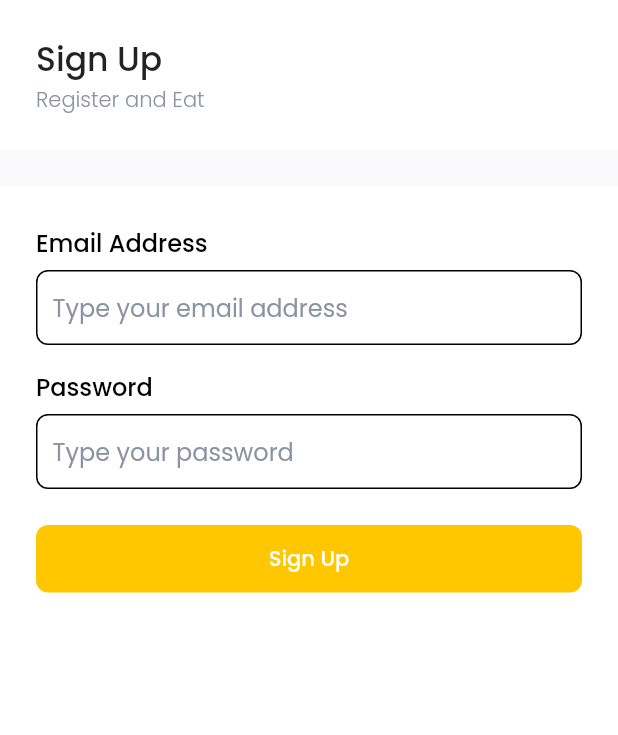
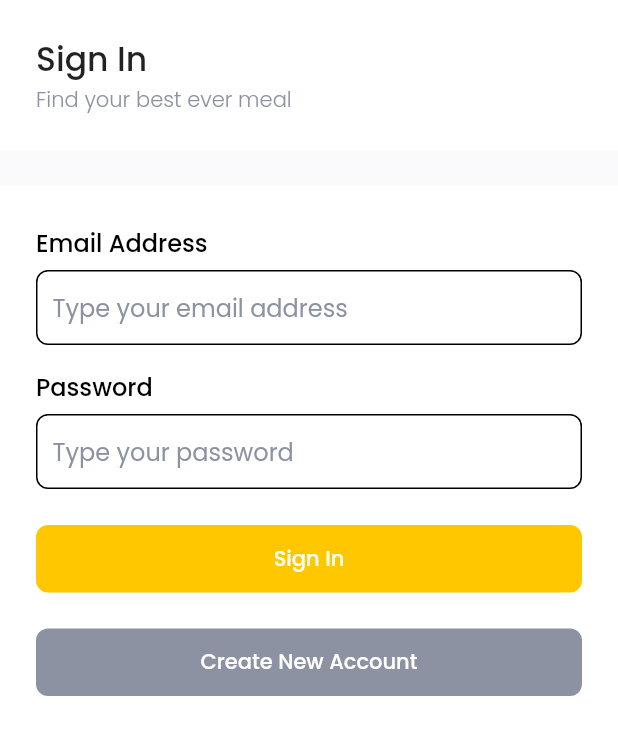
Before and after one commit to nocwalker7/foodmarket, a Flutter app: the screen it shows after launch, on a phone screen of 412 x 824 dp. Shown: the top 735 px of the screen. Run offline on Flutter 3.47's test engine with Material 2 defaults, Android fonts, the phone set to English and light mode, and no system bars; our stand-ins replace flutter_spinkit, get, google_fonts, supercharged.

```diff
--- a/lib/main.dart
+++ b/lib/main.dart
@@ -1,4 +1,5 @@
 import 'package:flutter/material.dart';
+import 'package:get/get.dart';
 
 import 'ui/pages/pages.dart';
 
@@ -9,9 +10,9 @@ void main() {
 class MyApp extends StatelessWidget {
   @override
   Widget build(BuildContext context) {
-    return MaterialApp(
+    return GetMaterialApp(
       debugShowCheckedModeBanner: false,
-      home: SignUpPage(),
+      home: SignInPage(),
     );
   }
 }
--- a/lib/ui/pages/general_page.dart
+++ b/lib/ui/pages/general_page.dart
@@ -35,7 +35,13 @@ class GeneralPage extends StatelessWidget {
                         child: Row(
                           children: [
                             onBackButtonPressed != null
-                                ? Container(
+                                ? GestureDetector(
+                                    onTap: () {
+                                      if (onBackButtonPressed != null) {
+                                        onBackButtonPressed!(); //flutter 2.2.2 wajib menambahkan tanda !
+                                      }
+                                    },
+                                    child: Container(
                                       width: 24,
                                       height: 24,
                                       margin: EdgeInsets.only(right: 26),
@@ -43,6 +49,7 @@ class GeneralPage extends StatelessWidget {
                                           image: DecorationImage(
                                               image: AssetImage(
                                                   'assets/back_arrow.png'))),
+                                    ),
                                   )
                                 : SizedBox(),
                             Column(
--- a/lib/ui/pages/pages.dart
+++ b/lib/ui/pages/pages.dart
@@ -5,6 +5,7 @@ import 'package:flutter_spinkit/flutter_spinkit.dart';
 import 'package:foodmarker/shared/shared.dart';
 import 'package:google_fonts/google_fonts.dart';
 import 'package:supercharged/supercharged.dart';
+import 'package:get/get.dart';
 
 part 'general_page.dart';
 part 'sign_in_page.dart';
--- a/lib/ui/pages/sign_in_page.dart
+++ b/lib/ui/pages/sign_in_page.dart
@@ -95,7 +95,9 @@ class _SignInPageState extends State<SignInPage> {
                         color: mainColor,
                       )
                     : RaisedButton(
-                        onPressed: () {},
+                        onPressed: () {
+                          Get.to(SignUpPage());
+                        },
                         elevation: 0,
                         shape: RoundedRectangleBorder(
                             borderRadius: BorderRadius.circular(8)),
```
Also changed, not shown: lib/ui/pages/sign_up_page.dart (+43 -0 lines). Lines whose indentation alone changed are shown as unchanged.
